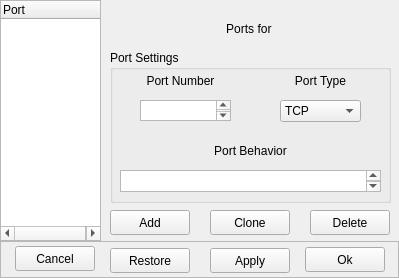
This is NovaGUI/UI/portPopup.ui in altf4/Nova as Qt 5 draws it before an edit. The edited form follows.
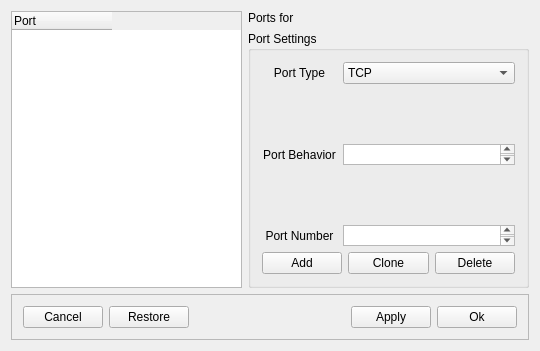
This is the edited form.

Patch:
```diff
--- a/NovaGUI/UI/portPopup.ui
+++ b/NovaGUI/UI/portPopup.ui
@@ -6,23 +6,21 @@
    <rect>
     <x>0</x>
     <y>0</y>
-    <width>399</width>
-    <height>278</height>
+    <width>540</width>
+    <height>351</height>
    </rect>
   </property>
   <property name="windowTitle">
    <string>Port Settings</string>
   </property>
   <widget class="QWidget" name="centralwidget">
+   <layout class="QGridLayout" name="gridLayout_2">
+    <item row="0" column="0">
+     <layout class="QVBoxLayout" name="verticalLayout_2">
+      <item>
+       <layout class="QHBoxLayout" name="horizontalLayout_3">
+        <item>
    <widget class="QTreeWidget" name="portTreeWidget">
-    <property name="geometry">
-     <rect>
-      <x>0</x>
-      <y>0</y>
-      <width>101</width>
-      <height>241</height>
-     </rect>
-    </property>
     <property name="sortingEnabled">
      <bool>false</bool>
     </property>
@@ -44,43 +42,49 @@
      </property>
     </column>
    </widget>
+        </item>
+        <item>
+         <layout class="QVBoxLayout" name="verticalLayout">
+          <item>
    <widget class="QLabel" name="nameLabel">
-    <property name="geometry">
-     <rect>
-      <x>110</x>
-      <y>15</y>
-      <width>281</width>
-      <height>27</height>
-     </rect>
-    </property>
     <property name="text">
      <string>Ports for </string>
     </property>
     <property name="alignment">
-     <set>Qt::AlignCenter</set>
-    </property>
-   </widget>
+             <set>Qt::AlignLeading|Qt::AlignLeft|Qt::AlignVCenter</set>
+            </property>
+           </widget>
+          </item>
+          <item>
    <widget class="QGroupBox" name="portGroupBox">
-    <property name="geometry">
-     <rect>
-      <x>110</x>
-      <y>50</y>
+            <property name="sizePolicy">
+             <sizepolicy hsizetype="MinimumExpanding" vsizetype="MinimumExpanding">
+              <horstretch>0</horstretch>
+              <verstretch>0</verstretch>
+             </sizepolicy>
+            </property>
+            <property name="minimumSize">
+             <size>
       <width>281</width>
-      <height>153</height>
-     </rect>
+              <height>181</height>
+             </size>
     </property>
     <property name="title">
      <string>Port Settings</string>
     </property>
+            <layout class="QGridLayout" name="gridLayout">
+             <item row="0" column="0">
+              <widget class="QLabel" name="portTypeLabel">
+               <property name="text">
+                <string>Port Type</string>
+               </property>
+               <property name="alignment">
+                <set>Qt::AlignCenter</set>
+               </property>
+              </widget>
+             </item>
+             <item row="0" column="1">
     <widget class="QComboBox" name="typeComboBox">
-     <property name="geometry">
-      <rect>
-       <x>170</x>
-       <y>50</y>
-       <width>81</width>
-       <height>22</height>
-      </rect>
-     </property>
      <item>
       <property name="text">
        <string>TCP</string>
@@ -92,31 +96,22 @@
       </property>
      </item>
     </widget>
-    <widget class="QLabel" name="portTypeLabel">
-     <property name="geometry">
-      <rect>
-       <x>170</x>
-       <y>20</y>
-       <width>81</width>
-       <height>22</height>
-      </rect>
-     </property>
-     <property name="text">
-      <string>Port Type</string>
-     </property>
-     <property name="alignment">
-      <set>Qt::AlignCenter</set>
-     </property>
-    </widget>
+             </item>
+             <item row="1" column="1">
+              <spacer name="verticalSpacer_2">
+               <property name="orientation">
+                <enum>Qt::Vertical</enum>
+               </property>
+               <property name="sizeHint" stdset="0">
+                <size>
+                 <width>20</width>
+                 <height>45</height>
+                </size>
+               </property>
+              </spacer>
+             </item>
+             <item row="2" column="0">
     <widget class="QLabel" name="portBehaviorLabel">
-     <property name="geometry">
-      <rect>
-       <x>80</x>
-       <y>90</y>
-       <width>121</width>
-       <height>22</height>
-      </rect>
-     </property>
      <property name="text">
       <string>Port Behavior</string>
      </property>
@@ -124,14 +119,26 @@
       <set>Qt::AlignCenter</set>
      </property>
     </widget>
+             </item>
+             <item row="2" column="1">
     <widget class="QTextEdit" name="behaviorEdit">
-     <property name="geometry">
-      <rect>
-       <x>10</x>
-       <y>120</y>
-       <width>261</width>
-       <height>22</height>
-      </rect>
+               <property name="sizePolicy">
+                <sizepolicy hsizetype="Expanding" vsizetype="Fixed">
+                 <horstretch>0</horstretch>
+                 <verstretch>0</verstretch>
+                </sizepolicy>
+               </property>
+               <property name="minimumSize">
+                <size>
+                 <width>172</width>
+                 <height>21</height>
+                </size>
+               </property>
+               <property name="maximumSize">
+                <size>
+                 <width>172</width>
+                 <height>21</height>
+                </size>
      </property>
      <property name="html">
       <string>&lt;!DOCTYPE HTML PUBLIC &quot;-//W3C//DTD HTML 4.0//EN&quot; &quot;http://www.w3.org/TR/REC-html40/strict.dtd&quot;&gt;
@@ -144,18 +151,28 @@
 &lt;p style=&quot;-qt-paragraph-type:empty; margin-top:0px; margin-bottom:0px; margin-left:0px; margin-right:0px; -qt-block-indent:0; text-indent:0px;&quot;&gt;&lt;/p&gt;
 &lt;p style=&quot;-qt-paragraph-type:empty; margin-top:0px; margin-bottom:0px; margin-left:0px; margin-right:0px; -qt-block-indent:0; text-indent:0px;&quot;&gt;&lt;/p&gt;
 &lt;p style=&quot;-qt-paragraph-type:empty; margin-top:0px; margin-bottom:0px; margin-left:0px; margin-right:0px; -qt-block-indent:0; text-indent:0px;&quot;&gt;&lt;/p&gt;
+&lt;p style=&quot;-qt-paragraph-type:empty; margin-top:0px; margin-bottom:0px; margin-left:0px; margin-right:0px; -qt-block-indent:0; text-indent:0px;&quot;&gt;&lt;/p&gt;
+&lt;p style=&quot;-qt-paragraph-type:empty; margin-top:0px; margin-bottom:0px; margin-left:0px; margin-right:0px; -qt-block-indent:0; text-indent:0px;&quot;&gt;&lt;/p&gt;
+&lt;p style=&quot;-qt-paragraph-type:empty; margin-top:0px; margin-bottom:0px; margin-left:0px; margin-right:0px; -qt-block-indent:0; text-indent:0px;&quot;&gt;&lt;/p&gt;
 &lt;p style=&quot;-qt-paragraph-type:empty; margin-top:0px; margin-bottom:0px; margin-left:0px; margin-right:0px; -qt-block-indent:0; text-indent:0px;&quot;&gt;&lt;/p&gt;&lt;/td&gt;&lt;/tr&gt;&lt;/table&gt;&lt;/body&gt;&lt;/html&gt;</string>
      </property>
     </widget>
+             </item>
+             <item row="3" column="1">
+              <spacer name="verticalSpacer_3">
+               <property name="orientation">
+                <enum>Qt::Vertical</enum>
+               </property>
+               <property name="sizeHint" stdset="0">
+                <size>
+                 <width>20</width>
+                 <height>44</height>
+                </size>
+               </property>
+              </spacer>
+             </item>
+             <item row="4" column="0">
     <widget class="QLabel" name="portNumberLabel">
-     <property name="geometry">
-      <rect>
-       <x>30</x>
-       <y>20</y>
-       <width>81</width>
-       <height>22</height>
-      </rect>
-     </property>
      <property name="text">
       <string>Port Number</string>
      </property>
@@ -163,14 +180,26 @@
       <set>Qt::AlignCenter</set>
      </property>
     </widget>
+             </item>
+             <item row="4" column="1">
     <widget class="QTextEdit" name="portNumberEdit">
-     <property name="geometry">
-      <rect>
-       <x>30</x>
-       <y>50</y>
-       <width>91</width>
+               <property name="sizePolicy">
+                <sizepolicy hsizetype="Expanding" vsizetype="Expanding">
+                 <horstretch>0</horstretch>
+                 <verstretch>0</verstretch>
+                </sizepolicy>
+               </property>
+               <property name="minimumSize">
+                <size>
+                 <width>172</width>
        <height>21</height>
-      </rect>
+                </size>
+               </property>
+               <property name="maximumSize">
+                <size>
+                 <width>172</width>
+                 <height>21</height>
+                </size>
      </property>
      <property name="html">
       <string>&lt;!DOCTYPE HTML PUBLIC &quot;-//W3C//DTD HTML 4.0//EN&quot; &quot;http://www.w3.org/TR/REC-html40/strict.dtd&quot;&gt;
@@ -183,117 +212,104 @@
 &lt;p style=&quot;-qt-paragraph-type:empty; margin-top:0px; margin-bottom:0px; margin-left:0px; margin-right:0px; -qt-block-indent:0; text-indent:0px;&quot;&gt;&lt;/p&gt;
 &lt;p style=&quot;-qt-paragraph-type:empty; margin-top:0px; margin-bottom:0px; margin-left:0px; margin-right:0px; -qt-block-indent:0; text-indent:0px;&quot;&gt;&lt;/p&gt;
 &lt;p style=&quot;-qt-paragraph-type:empty; margin-top:0px; margin-bottom:0px; margin-left:0px; margin-right:0px; -qt-block-indent:0; text-indent:0px;&quot;&gt;&lt;/p&gt;
+&lt;p style=&quot;-qt-paragraph-type:empty; margin-top:0px; margin-bottom:0px; margin-left:0px; margin-right:0px; -qt-block-indent:0; text-indent:0px;&quot;&gt;&lt;/p&gt;
+&lt;p style=&quot;-qt-paragraph-type:empty; margin-top:0px; margin-bottom:0px; margin-left:0px; margin-right:0px; -qt-block-indent:0; text-indent:0px;&quot;&gt;&lt;/p&gt;
+&lt;p style=&quot;-qt-paragraph-type:empty; margin-top:0px; margin-bottom:0px; margin-left:0px; margin-right:0px; -qt-block-indent:0; text-indent:0px;&quot;&gt;&lt;/p&gt;
 &lt;p style=&quot;-qt-paragraph-type:empty; margin-top:0px; margin-bottom:0px; margin-left:0px; margin-right:0px; -qt-block-indent:0; text-indent:0px;&quot;&gt;&lt;/p&gt;&lt;/td&gt;&lt;/tr&gt;&lt;/table&gt;&lt;/body&gt;&lt;/html&gt;</string>
      </property>
     </widget>
-   </widget>
+             </item>
+             <item row="5" column="0" colspan="2">
+              <layout class="QHBoxLayout" name="horizontalLayout_2">
+               <item>
    <widget class="QPushButton" name="addButton">
-    <property name="geometry">
-     <rect>
-      <x>110</x>
-      <y>210</y>
-      <width>80</width>
-      <height>25</height>
-     </rect>
-    </property>
     <property name="text">
      <string>Add</string>
     </property>
    </widget>
+               </item>
+               <item>
    <widget class="QPushButton" name="cloneButton">
-    <property name="geometry">
-     <rect>
-      <x>210</x>
-      <y>210</y>
-      <width>80</width>
-      <height>25</height>
-     </rect>
-    </property>
     <property name="text">
      <string>Clone</string>
     </property>
    </widget>
+               </item>
+               <item>
    <widget class="QPushButton" name="deleteButton">
-    <property name="geometry">
-     <rect>
-      <x>310</x>
-      <y>210</y>
-      <width>80</width>
-      <height>25</height>
-     </rect>
-    </property>
     <property name="text">
      <string>Delete</string>
     </property>
    </widget>
+               </item>
+              </layout>
+             </item>
+            </layout>
+           </widget>
+          </item>
+         </layout>
+        </item>
+       </layout>
+      </item>
+      <item>
    <widget class="QFrame" name="frame">
-    <property name="geometry">
-     <rect>
-      <x>0</x>
-      <y>241</y>
-      <width>399</width>
-      <height>37</height>
-     </rect>
-    </property>
     <property name="frameShape">
      <enum>QFrame::StyledPanel</enum>
     </property>
     <property name="frameShadow">
      <enum>QFrame::Raised</enum>
     </property>
+        <layout class="QHBoxLayout" name="horizontalLayout">
+         <item>
     <widget class="QPushButton" name="cancelButton">
-     <property name="geometry">
-      <rect>
-       <x>15</x>
-       <y>5</y>
-       <width>80</width>
-       <height>25</height>
-      </rect>
-     </property>
      <property name="text">
       <string>Cancel</string>
      </property>
     </widget>
-    <widget class="QPushButton" name="okButton">
-     <property name="geometry">
-      <rect>
-       <x>305</x>
-       <y>6</y>
-       <width>80</width>
-       <height>25</height>
-      </rect>
-     </property>
-     <property name="text">
-      <string>Ok</string>
-     </property>
-    </widget>
+         </item>
+         <item>
     <widget class="QPushButton" name="defaultsButton">
-     <property name="geometry">
-      <rect>
-       <x>110</x>
-       <y>7</y>
-       <width>80</width>
-       <height>25</height>
-      </rect>
-     </property>
      <property name="text">
       <string>Restore</string>
      </property>
     </widget>
+         </item>
+         <item>
+          <spacer name="horizontalSpacer">
+           <property name="orientation">
+            <enum>Qt::Horizontal</enum>
+           </property>
+           <property name="sizeType">
+            <enum>QSizePolicy::MinimumExpanding</enum>
+           </property>
+           <property name="sizeHint" stdset="0">
+            <size>
+             <width>20</width>
+             <height>20</height>
+            </size>
+           </property>
+          </spacer>
+         </item>
+         <item>
     <widget class="QPushButton" name="applyButton">
-     <property name="geometry">
-      <rect>
-       <x>210</x>
-       <y>7</y>
-       <width>80</width>
-       <height>25</height>
-      </rect>
-     </property>
      <property name="text">
       <string>Apply</string>
      </property>
     </widget>
-   </widget>
+         </item>
+         <item>
+          <widget class="QPushButton" name="okButton">
+           <property name="text">
+            <string>Ok</string>
+           </property>
+          </widget>
+         </item>
+        </layout>
+       </widget>
+      </item>
+     </layout>
+    </item>
+   </layout>
   </widget>
  </widget>
  <layoutdefault spacing="6" margin="11"/>
```
Lines whose indentation alone changed are shown as unchanged.
